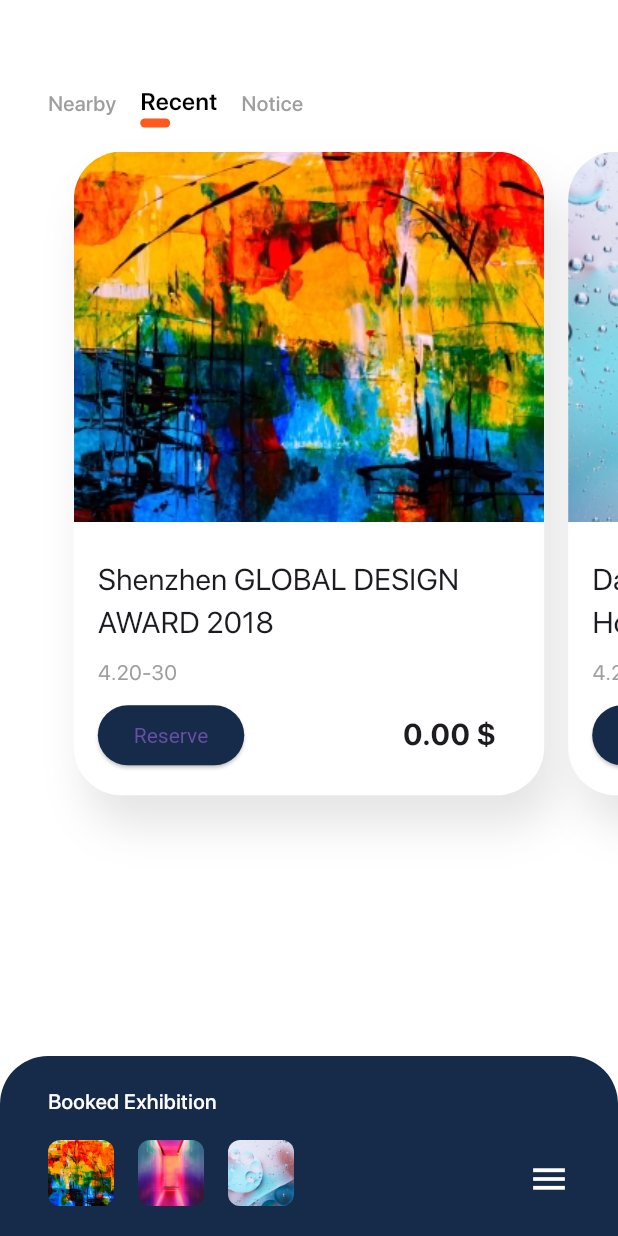
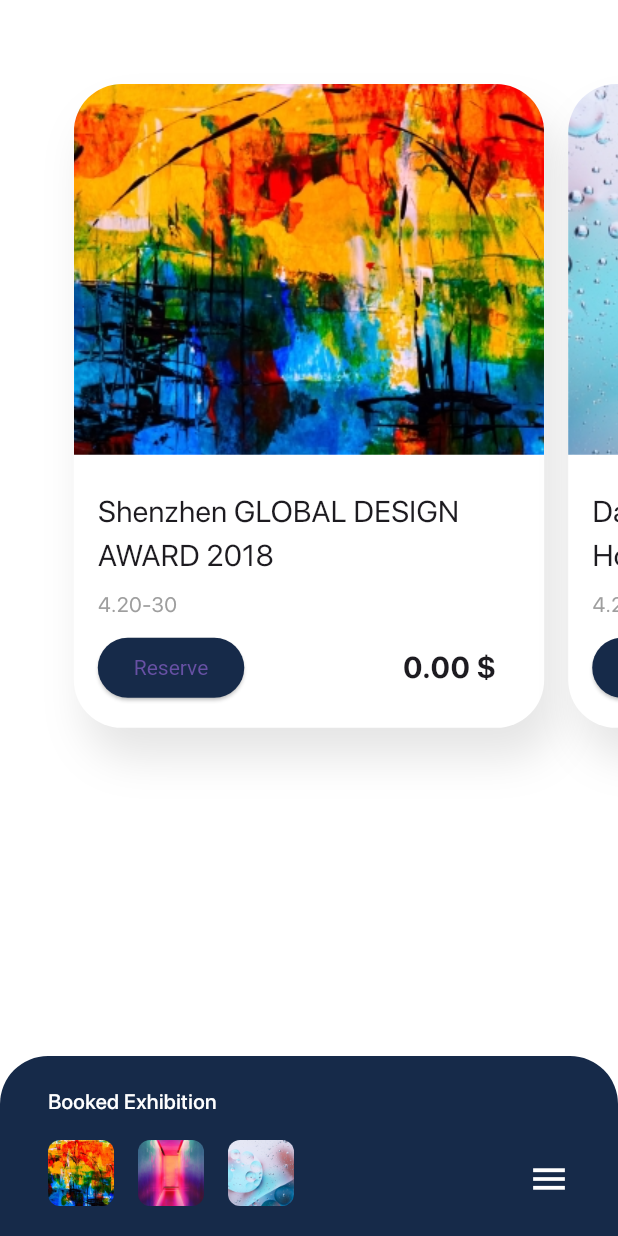
Before and after one commit to pamzak/Parralex_Effect, a Flutter app: the screen it shows after launch, on a phone screen of 412 x 824 dp. Run offline on Flutter 3.47's test engine with Material 3 defaults, Android fonts, the phone set to English and light mode, and no system bars; project files that could hold a hidden picture were left out.

Commit message:
add some changes

```diff
--- a/lib/home_page.dart
+++ b/lib/home_page.dart
@@ -1,5 +1,4 @@
 import 'package:flutter/material.dart';
-import 'package:parallax_slide_animation/tabs.dart';
 
 import 'exhibition_bottom_sheet.dart';
 import 'sliding_cards.dart';
@@ -19,7 +18,6 @@ class HomePage extends StatelessWidget {
               children: <Widget>[
                 SizedBox(height: 8),
                 SizedBox(height: 40),
-                Tabs(),
                 SizedBox(height: 8),
                 SlidingCardsView(),
               ],
--- a/lib/tabs.dart
+++ /dev/null
@@ -1,53 +0,0 @@
-import 'package:flutter/material.dart';
-
-class Tabs extends StatelessWidget {
-  const Tabs({super.key});
-
-  @override
-  Widget build(BuildContext context) {
-    return const Row(
-      crossAxisAlignment: CrossAxisAlignment.end,
-      children: <Widget>[
-        SizedBox(width: 24),
-        MyTab(text: 'Nearby', isSelected: false),
-        MyTab(text: 'Recent', isSelected: true),
-        MyTab(text: 'Notice', isSelected: false),
-      ],
-    );
-  }
-}
-
-class MyTab extends StatelessWidget {
-  final String text;
-  final bool isSelected;
-
-  const MyTab({super.key, required this.isSelected, required this.text});
-
-  @override
-  Widget build(BuildContext context) {
-    return Padding(
-      padding: const EdgeInsets.all(8.0),
-      child: Column(
-        crossAxisAlignment: CrossAxisAlignment.start,
-        children: <Widget>[
-          Text(
-            text,
-            style: TextStyle(
-              fontSize: isSelected ? 16 : 14,
-              color: isSelected ? Colors.black : Colors.grey,
-              fontWeight: isSelected ? FontWeight.w600 : FontWeight.w500,
-            ),
-          ),
-          Container(
-            height: 6,
-            width: 20,
-            decoration: BoxDecoration(
-              borderRadius: BorderRadius.circular(4),
-              color: isSelected ? const Color(0xFFFF5A1D) : Colors.white,
-            ),
-          )
-        ],
-      ),
-    );
-  }
-}
```
